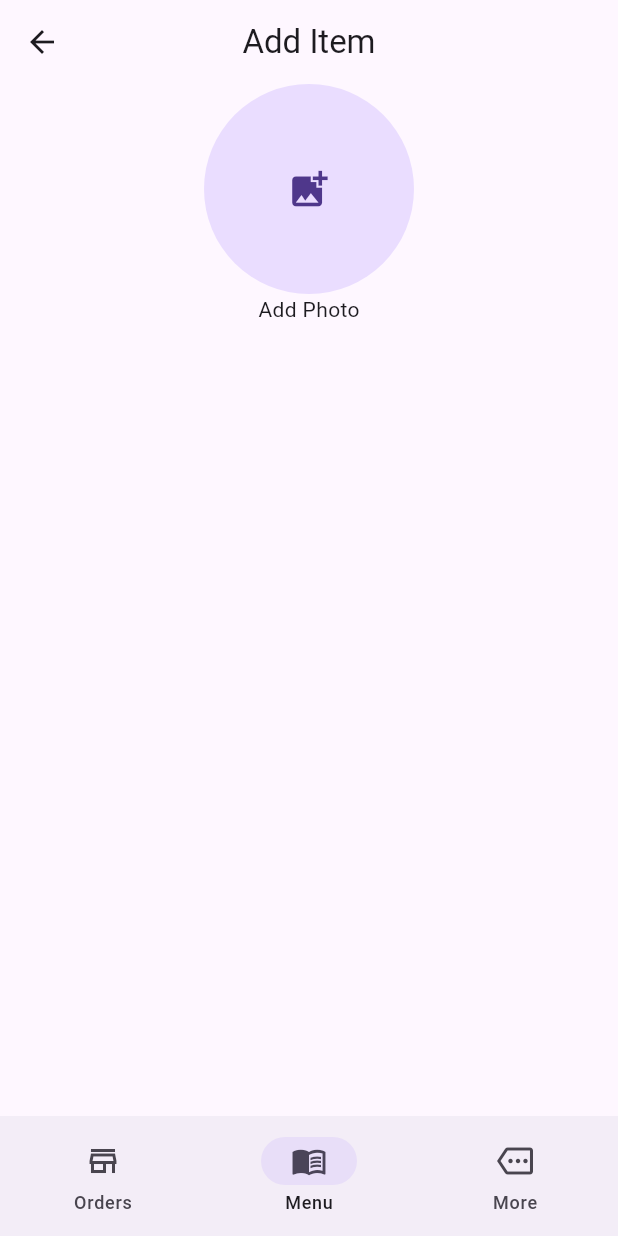
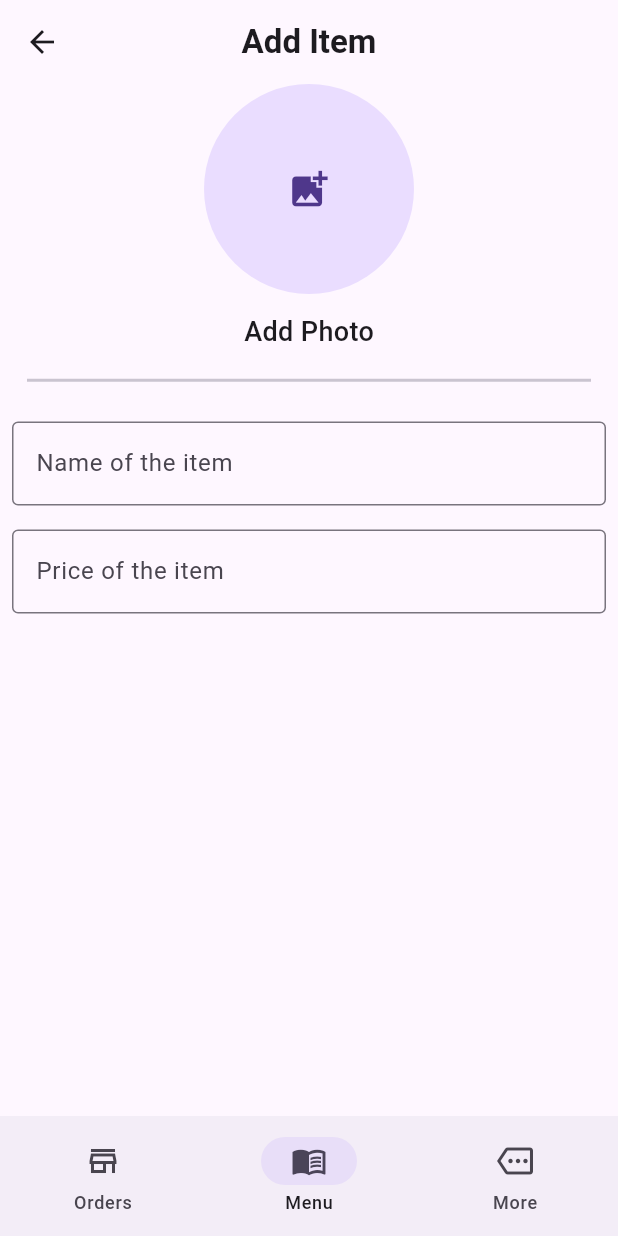
Before and after one commit to Nithin-47/queue_buster_store_partner, a Flutter app: the screen it shows after launch, item 2 of the bottom bar chosen, after a tap on the "add" icon, on a phone screen of 412 x 824 dp. Run offline on Flutter 3.47's test engine with Material 3 defaults, Android fonts, the phone set to English and light mode, and no system bars; our stand-ins replace go_router, image_picker.

Commit message:
feat: Completed Front End for the Store Partner App

```diff
--- a/lib/pages/menuAdd.dart
+++ b/lib/pages/menuAdd.dart
@@ -1,4 +1,3 @@
-
 import 'dart:io';
 
 import 'package:image_picker/image_picker.dart';
@@ -12,16 +11,31 @@ class menuAdd extends StatefulWidget {
 }
 
 class _menuAddState extends State<menuAdd> {
+  File? selectedImage;
+  final nameController = TextEditingController();
+  final priceController = TextEditingController();
 
-  File ? selectedImage;
 
+
+
+
+  @override
+  void dispose() {
+    nameController.dispose();
+    priceController.dispose();
+
+    super.dispose();
+  }
 
   @override
   Widget build(BuildContext context) {
     return Scaffold(
       appBar: AppBar(
         centerTitle: true,
-        title: Text("Add Item",style: TextStyle(''),),
+        title: Text(
+          "Add Item",
+          style: TextStyle(fontWeight: FontWeight.bold),
+        ),
       ),
       body: Center(
         child: Column(
@@ -30,32 +44,85 @@ class _menuAddState extends State<menuAdd> {
             InkWell(
               onTap: () {
                 pickImageFromGallery();
-
               },
-              child: selectedImage != null ? CircleAvatar(radius: 70, foregroundImage: Image.file(selectedImage!).image,)  : CircleAvatar(
-                child: Icon(Icons.add_photo_alternate,size: 30,),
-                radius: 70,
+              child: selectedImage != null
+                  ? CircleAvatar(
+                      radius: 70,
+                      foregroundImage: Image.file(selectedImage!).image,
+                    )
+                  : const CircleAvatar(
+                      radius: 70,
+                      child: Icon(
+                        Icons.add_photo_alternate,
+                        size: 30,
+                      ),
+                    ),
+            ),
+            const SizedBox(
+              height: 12,
+            ),
+            const Text(
+              "Add Photo",
+              style: TextStyle(fontSize: 18, fontWeight: FontWeight.w500),
+            ),
+            // Padding(
+            //     padding:
+            //         const EdgeInsets.symmetric(horizontal: 8.0, vertical: 8),
+            //     child:
+            //         Row(mainAxisAlignment: MainAxisAlignment.start, children: [
+            //       Expanded(
+            //         flex: 1,
+            //         child: Container(
+            //           color: Colors.black,
+            //           height: 1.5,
+            //           width: 1.5,
+            //         ),
+            //       ),
+            //     ]))
+            // const SizedBox(
+            //   height: 12,
+            // ),
+            Padding(
+              padding: const EdgeInsets.all(18.0),
+              child: const Divider(
+                height: 3,
+                thickness: 2,
               ),
             ),
-            Text("Add Photo")
+            Padding(
+              padding: const EdgeInsets.all(8.0),
+              child: TextField(
+                decoration: InputDecoration(
+                  border: OutlineInputBorder(),
+                  labelText: "Name of the item"
+                ),
+                controller: nameController,
+              ),
+            ),
+            Padding(
+              padding: const EdgeInsets.all(8.0),
+              child: TextField(
+                decoration: InputDecoration(
+                    border: OutlineInputBorder(),
+                    labelText: "Price of the item"
+                ),
+                controller: priceController,
+              ),
+            )
+
+
           ],
         ),
       ),
-
     );
   }
 
-
   Future pickImageFromGallery() async {
-    final returnImage = await ImagePicker().pickImage(source: ImageSource.gallery);
+    final returnImage =
+        await ImagePicker().pickImage(source: ImageSource.gallery);
 
     setState(() {
       selectedImage = File(returnImage!.path);
     });
-
   }
-
-
-
-
 }
--- a/lib/pages/orders.dart
+++ b/lib/pages/orders.dart
@@ -16,17 +16,8 @@ class _OrdersState extends State<Orders> {
             mainAxisAlignment: MainAxisAlignment.start,
             crossAxisAlignment: CrossAxisAlignment.center,
             children: [
-          Card(
-            child: Row(
-              mainAxisAlignment: MainAxisAlignment.spaceAround,
-              children: [
-                Text('Online/Offline'),
-                SwitchExample(),
-              ],
-            ),
-          ),
           Padding(
-            padding: const EdgeInsets.symmetric(horizontal: 8.0, vertical: 8),
+            padding: const EdgeInsets.only(top: 28.0, bottom: 8),
             child: Row(
               mainAxisAlignment: MainAxisAlignment.start,
               children: [
```
